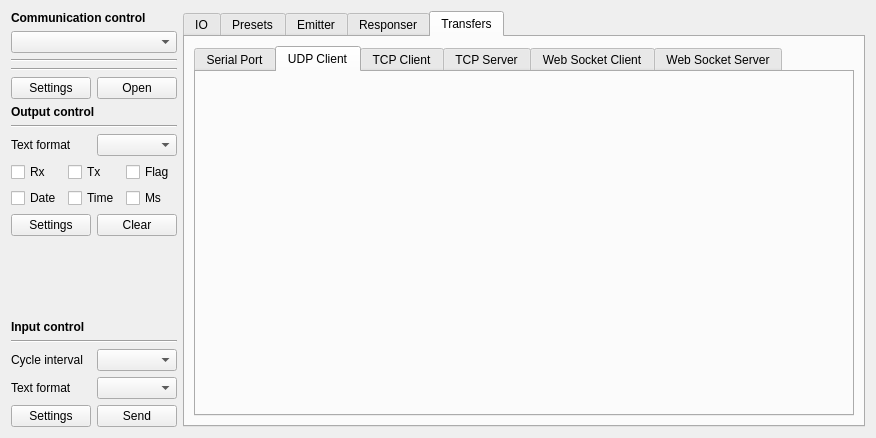
x-tools-author/x-tools, file Source/IOPage/IOPage.ui: the form before one commit.
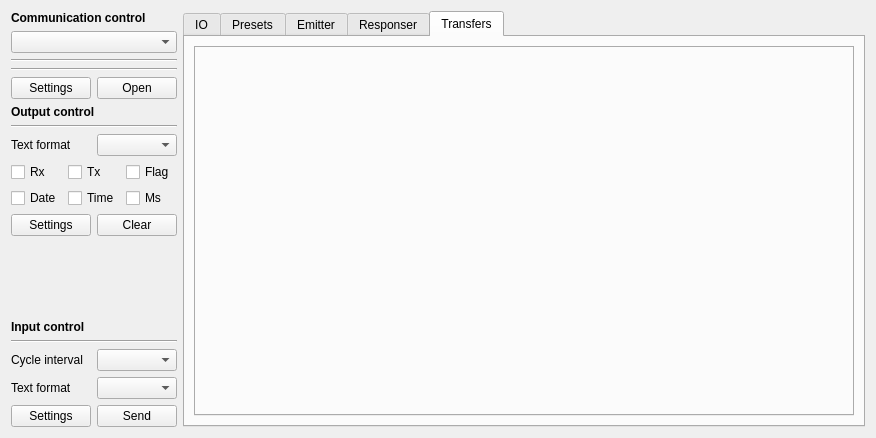
The form after the commit. The open tabs and pages were chosen to show the change. Custom widgets are drawn as their Qt base class.

Commit message: chore: do something make serial port module happy

What changed in the file:
```diff
--- a/Source/IOPage/IOPage.ui
+++ b/Source/IOPage/IOPage.ui
@@ -404,36 +404,6 @@
          <property name="currentIndex">
           <number>1</number>
          </property>
-         <widget class="xTools::SerialPortTransferUi" name="tabSerialPort">
-          <attribute name="title">
-           <string>Serial Port</string>
-          </attribute>
-         </widget>
-         <widget class="xTools::UdpClientTransferUi" name="tabUdpClient">
-          <attribute name="title">
-           <string>UDP Client</string>
-          </attribute>
-         </widget>
-         <widget class="xTools::TcpClientTransferUi" name="tabTcpClient">
-          <attribute name="title">
-           <string>TCP Client</string>
-          </attribute>
-         </widget>
-         <widget class="xTools::TcpServerTransferUi" name="tabTcpServer">
-          <attribute name="title">
-           <string>TCP Server</string>
-          </attribute>
-         </widget>
-         <widget class="xTools::WebSocketClientTransferUi" name="tabWebSocketClient">
-          <attribute name="title">
-           <string>Web Socket Client</string>
-          </attribute>
-         </widget>
-         <widget class="xTools::WebSocketServerTransferUi" name="tabWebSocketServer">
-          <attribute name="title">
-           <string>Web Socket Server</string>
-          </attribute>
-         </widget>
         </widget>
        </item>
       </layout>
@@ -467,42 +437,6 @@
    <header location="global">IO/UI/Model/ResponserUi.h</header>
    <container>1</container>
   </customwidget>
-  <customwidget>
-   <class>xTools::SerialPortTransferUi</class>
-   <extends>QWidget</extends>
-   <header location="global">IO/UI/Transfer/SerialPortTransferUi.h</header>
-   <container>1</container>
-  </customwidget>
-  <customwidget>
-   <class>xTools::UdpClientTransferUi</class>
-   <extends>QWidget</extends>
-   <header location="global">IO/UI/Transfer/UdpClientTransferUi.h</header>
-   <container>1</container>
-  </customwidget>
-  <customwidget>
-   <class>xTools::TcpClientTransferUi</class>
-   <extends>QWidget</extends>
-   <header location="global">IO/UI/Transfer/TcpClientTransferUi.h</header>
-   <container>1</container>
-  </customwidget>
-  <customwidget>
-   <class>xTools::TcpServerTransferUi</class>
-   <extends>QWidget</extends>
-   <header location="global">IO/UI/Transfer/TcpServerTransferUi.h</header>
-   <container>1</container>
-  </customwidget>
-  <customwidget>
-   <class>xTools::WebSocketClientTransferUi</class>
-   <extends>QWidget</extends>
-   <header location="global">IO/UI/Transfer/WebSocketClientTransferUi.h</header>
-   <container>1</container>
-  </customwidget>
-  <customwidget>
-   <class>xTools::WebSocketServerTransferUi</class>
-   <extends>QWidget</extends>
-   <header location="global">IO/UI/Transfer/WebSocketServerTransferUi.h</header>
-   <container>1</container>
-  </customwidget>
  </customwidgets>
  <resources/>
  <connections>
```
Left out of the diff: 6 changed lines with no effect on the pictures. The commit also changes 5 other files.
